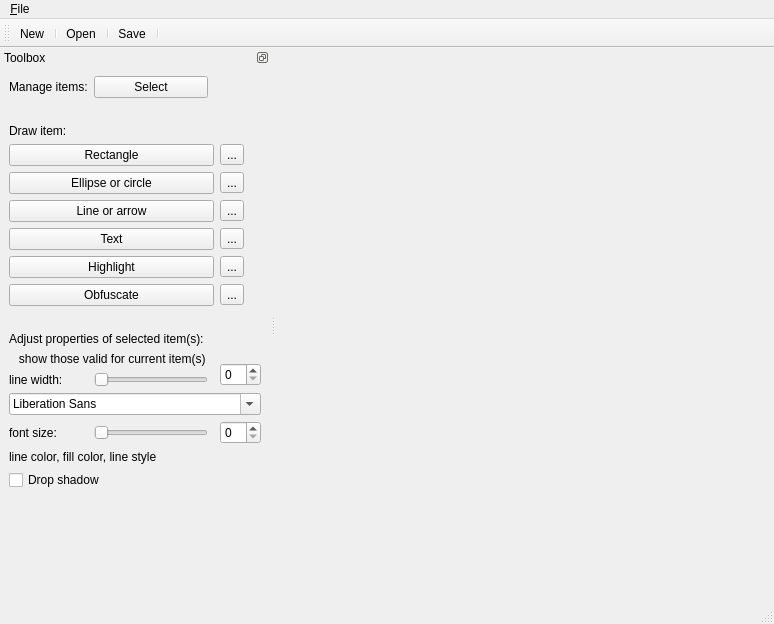
KDE/kreenshot-editor, file src/ui/mainwindow.ui: the form before one commit.
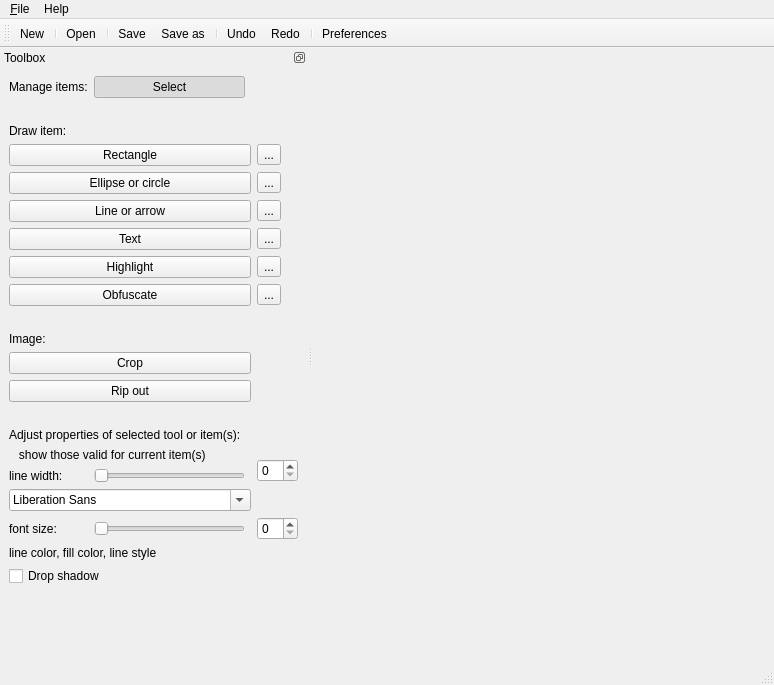
The form after the commit. Icons and pictures are not drawn.

Commit message: main window: icons and actions

Patch:
```diff
--- a/src/ui/mainwindow.ui
+++ b/src/ui/mainwindow.ui
@@ -7,7 +7,7 @@
     <x>0</x>
     <y>0</y>
     <width>774</width>
-    <height>624</height>
+    <height>685</height>
    </rect>
   </property>
   <property name="windowTitle">
@@ -33,13 +33,20 @@
     <property name="title">
      <string>&amp;File</string>
     </property>
-    <addaction name="aNew"/>
-    <addaction name="aOpen"/>
-    <addaction name="aSave"/>
+    <addaction name="actionNew"/>
+    <addaction name="actionOpen"/>
+    <addaction name="actionSave"/>
     <addaction name="separator"/>
-    <addaction name="aQuit"/>
+    <addaction name="actionQuit"/>
+   </widget>
+   <widget class="QMenu" name="menuHelp">
+    <property name="title">
+     <string>Help</string>
+    </property>
+    <addaction name="actionAbout"/>
    </widget>
    <addaction name="menu_File"/>
+   <addaction name="menuHelp"/>
   </widget>
   <widget class="QStatusBar" name="statusbar"/>
   <widget class="QToolBar" name="toolBar">
@@ -55,18 +62,23 @@
    <attribute name="toolBarBreak">
     <bool>false</bool>
    </attribute>
-   <addaction name="aNew"/>
+   <addaction name="actionNew"/>
    <addaction name="separator"/>
-   <addaction name="aOpen"/>
+   <addaction name="actionOpen"/>
    <addaction name="separator"/>
-   <addaction name="aSave"/>
+   <addaction name="actionSave"/>
+   <addaction name="actionSaveAs"/>
    <addaction name="separator"/>
+   <addaction name="actionUndo"/>
+   <addaction name="actionRedo"/>
+   <addaction name="separator"/>
+   <addaction name="actionPreferences"/>
   </widget>
   <widget class="QDockWidget" name="containerToolbox">
    <property name="minimumSize">
     <size>
-     <width>270</width>
-     <height>471</height>
+     <width>307</width>
+     <height>605</height>
     </size>
    </property>
    <property name="features">
@@ -104,10 +116,16 @@
       </widget>
      </item>
      <item row="3" column="0" colspan="3">
-      <widget class="QPushButton" name="pushButton_2">
+      <widget class="QPushButton" name="pushButtonToolRect">
        <property name="text">
         <string>Rectangle</string>
        </property>
+       <property name="icon">
+        <iconset theme="draw-rectangle"/>
+       </property>
+       <property name="checkable">
+        <bool>true</bool>
+       </property>
       </widget>
      </item>
      <item row="3" column="3">
@@ -121,10 +139,16 @@
       </widget>
      </item>
      <item row="4" column="0" colspan="3">
-      <widget class="QPushButton" name="pushButton_3">
+      <widget class="QPushButton" name="pushButtonToolEllipse">
        <property name="text">
         <string>Ellipse or circle</string>
        </property>
+       <property name="icon">
+        <iconset theme="draw-circle"/>
+       </property>
+       <property name="checkable">
+        <bool>true</bool>
+       </property>
       </widget>
      </item>
      <item row="4" column="3">
@@ -138,10 +162,16 @@
       </widget>
      </item>
      <item row="5" column="0" colspan="3">
-      <widget class="QPushButton" name="pushButton_4">
+      <widget class="QPushButton" name="pushButtonToolLine">
        <property name="text">
         <string>Line or arrow</string>
        </property>
+       <property name="icon">
+        <iconset theme="draw-arrow-forward"/>
+       </property>
+       <property name="checkable">
+        <bool>true</bool>
+       </property>
       </widget>
      </item>
      <item row="5" column="3">
@@ -155,10 +185,16 @@
       </widget>
      </item>
      <item row="6" column="0" colspan="3">
-      <widget class="QPushButton" name="pushButton_7">
+      <widget class="QPushButton" name="pushButtonToolText">
        <property name="text">
         <string>Text</string>
        </property>
+       <property name="icon">
+        <iconset theme="draw-text"/>
+       </property>
+       <property name="checkable">
+        <bool>true</bool>
+       </property>
       </widget>
      </item>
      <item row="6" column="3">
@@ -172,10 +208,16 @@
       </widget>
      </item>
      <item row="7" column="0" colspan="3">
-      <widget class="QPushButton" name="pushButton_5">
+      <widget class="QPushButton" name="pushButtonToolHighlight">
        <property name="text">
         <string>Highlight</string>
        </property>
+       <property name="icon">
+        <iconset theme="im-status-message-edit"/>
+       </property>
+       <property name="checkable">
+        <bool>true</bool>
+       </property>
       </widget>
      </item>
      <item row="7" column="3">
@@ -189,10 +231,26 @@
       </widget>
      </item>
      <item row="8" column="0" colspan="3">
-      <widget class="QPushButton" name="pushButton_6">
+      <widget class="QPushButton" name="pushButtonToolObfuscate">
        <property name="text">
         <string>Obfuscate</string>
        </property>
+       <property name="icon">
+        <iconset theme="image-missing"/>
+       </property>
+       <property name="checkable">
+        <bool>true</bool>
+       </property>
+      </widget>
+     </item>
+     <item row="16" column="3" rowspan="2">
+      <widget class="QSpinBox" name="spinBox">
+       <property name="maximumSize">
+        <size>
+         <width>150</width>
+         <height>16777215</height>
+        </size>
+       </property>
       </widget>
      </item>
      <item row="8" column="3">
@@ -221,41 +279,21 @@
        </property>
       </spacer>
      </item>
-     <item row="12" column="3" rowspan="2">
-      <widget class="QSpinBox" name="spinBox">
-       <property name="maximumSize">
-        <size>
-         <width>150</width>
-         <height>16777215</height>
-        </size>
-       </property>
-      </widget>
-     </item>
-     <item row="13" column="0">
+     <item row="17" column="0">
       <widget class="QLabel" name="label_5">
        <property name="text">
         <string>line width:</string>
        </property>
       </widget>
      </item>
-     <item row="14" column="0" colspan="4">
-      <widget class="QFontComboBox" name="fontComboBox">
-       <property name="maximumSize">
-        <size>
-         <width>300</width>
-         <height>16777215</height>
-        </size>
-       </property>
-      </widget>
-     </item>
-     <item row="15" column="0">
+     <item row="19" column="0">
       <widget class="QLabel" name="label_6">
        <property name="text">
         <string>font size:</string>
        </property>
       </widget>
      </item>
-     <item row="15" column="3">
+     <item row="19" column="3">
       <widget class="QSpinBox" name="spinBox_2">
        <property name="maximumSize">
         <size>
@@ -265,47 +303,47 @@
        </property>
       </widget>
      </item>
-     <item row="16" column="0" colspan="4">
+     <item row="20" column="0" colspan="4">
       <widget class="QLabel" name="label_7">
        <property name="text">
         <string>line color, fill color, line style</string>
        </property>
       </widget>
      </item>
-     <item row="17" column="0" colspan="3">
+     <item row="21" column="0" colspan="3">
       <widget class="QCheckBox" name="checkBox">
        <property name="text">
         <string>Drop shadow</string>
        </property>
       </widget>
      </item>
-     <item row="18" column="0">
-      <spacer name="verticalSpacer">
-       <property name="orientation">
-        <enum>Qt::Vertical</enum>
-       </property>
-       <property name="sizeHint" stdset="0">
-        <size>
-         <width>20</width>
-         <height>40</height>
-        </size>
-       </property>
-      </spacer>
-     </item>
-     <item row="10" column="0" colspan="3">
+     <item row="14" column="0" colspan="3">
       <widget class="QLabel" name="label_3">
        <property name="text">
-        <string>Adjust properties of selected item(s):</string>
+        <string>Adjust properties of selected tool or item(s):</string>
        </property>
       </widget>
      </item>
-     <item row="11" column="0" rowspan="2" colspan="3">
+     <item row="15" column="0" rowspan="2" colspan="3">
       <widget class="QLabel" name="label_4">
        <property name="text">
         <string>   show those valid for current item(s)</string>
        </property>
       </widget>
      </item>
+     <item row="22" column="0">
+      <spacer name="verticalSpacer">
+       <property name="orientation">
+        <enum>Qt::Vertical</enum>
+       </property>
+       <property name="sizeHint" stdset="0">
+        <size>
+         <width>20</width>
+         <height>40</height>
+        </size>
+       </property>
+      </spacer>
+     </item>
      <item row="0" column="0">
       <widget class="QLabel" name="label_2">
        <property name="text">
@@ -314,30 +352,86 @@
       </widget>
      </item>
      <item row="0" column="1">
-      <widget class="QPushButton" name="pushButton">
+      <widget class="QPushButton" name="pushButtonToolSelect">
        <property name="text">
         <string>Select</string>
        </property>
+       <property name="icon">
+        <iconset theme="edit-select"/>
+       </property>
+       <property name="checkable">
+        <bool>true</bool>
+       </property>
+       <property name="checked">
+        <bool>true</bool>
+       </property>
       </widget>
      </item>
-     <item row="13" column="1">
+     <item row="17" column="1">
       <widget class="QSlider" name="horizontalSlider">
        <property name="orientation">
         <enum>Qt::Horizontal</enum>
        </property>
       </widget>
      </item>
-     <item row="15" column="1">
+     <item row="19" column="1">
       <widget class="QSlider" name="horizontalSlider_2">
        <property name="orientation">
         <enum>Qt::Horizontal</enum>
        </property>
       </widget>
      </item>
+     <item row="10" column="0">
+      <widget class="QLabel" name="label_8">
+       <property name="text">
+        <string>Image:</string>
+       </property>
+      </widget>
+     </item>
+     <item row="11" column="0" colspan="3">
+      <widget class="QPushButton" name="pushButton">
+       <property name="text">
+        <string>Crop</string>
+       </property>
+      </widget>
+     </item>
+     <item row="13" column="0">
+      <spacer name="verticalSpacer_4">
+       <property name="orientation">
+        <enum>Qt::Vertical</enum>
+       </property>
+       <property name="sizeType">
+        <enum>QSizePolicy::Fixed</enum>
+       </property>
+       <property name="sizeHint" stdset="0">
+        <size>
+         <width>20</width>
+         <height>20</height>
+        </size>
+       </property>
+      </spacer>
+     </item>
+     <item row="18" column="0" colspan="3">
+      <widget class="QFontComboBox" name="fontComboBox">
+       <property name="maximumSize">
+        <size>
+         <width>300</width>
+         <height>16777215</height>
+        </size>
+       </property>
+      </widget>
+     </item>
+     <item row="12" column="0" colspan="3">
+      <widget class="QPushButton" name="pushButton_2">
+       <property name="text">
+        <string>Rip out</string>
+       </property>
+      </widget>
+     </item>
     </layout>
    </widget>
   </widget>
-  <action name="aOpen">
+  <action name="actionOpen">
    <property name="icon">
     <iconset theme="document-open">
      <normaloff/>
@@ -350,7 +444,7 @@
     <string>Ctrl+O</string>
    </property>
   </action>
-  <action name="aNew">
+  <action name="actionNew">
    <property name="icon">
     <iconset theme="document-new">
      <normaloff/>
@@ -363,7 +457,7 @@
     <string>Ctrl+N</string>
    </property>
   </action>
-  <action name="aQuit">
+  <action name="actionQuit">
    <property name="icon">
     <iconset theme="application-exit">
      <normaloff/>
@@ -376,7 +470,7 @@
     <string>Ctrl+Q</string>
    </property>
   </action>
-  <action name="aSave">
+  <action name="actionSave">
    <property name="icon">
     <iconset theme="document-save">
      <normaloff/>
@@ -392,14 +486,50 @@
     <string>Ctrl+S</string>
    </property>
   </action>
-  <action name="aPreview">
+  <action name="actionSaveAs">
    <property name="icon">
-    <iconset theme="application-pdf">
-     <normaloff/>
-    </iconset>
+    <iconset theme="document-save-as"/>
    </property>
    <property name="text">
-    <string>Preview</string>
+    <string>Save as...</string>
+   </property>
+   <property name="shortcut">
+    <string>Ctrl+Shift+S</string>
+   </property>
+  </action>
+  <action name="actionUndo">
+   <property name="icon">
+    <iconset theme="edit-undo"/>
+   </property>
+   <property name="text">
+    <string>Undo</string>
+   </property>
+   <property name="shortcut">
+    <string>Ctrl+Z</string>
+   </property>
+  </action>
+  <action name="actionRedo">
+   <property name="icon">
+    <iconset theme="edit-redo"/>
+   </property>
+   <property name="text">
+    <string>Redo</string>
+   </property>
+   <property name="shortcut">
+    <string>Ctrl+Y</string>
+   </property>
+  </action>
+  <action name="actionAbout">
+   <property name="text">
+    <string>About</string>
+   </property>
+  </action>
+  <action name="actionPreferences">
+   <property name="icon">
+    <iconset theme="configure"/>
+   </property>
+   <property name="text">
+    <string>Preferences</string>
    </property>
   </action>
  </widget>
```
Left out of the diff: 2 changed lines with no effect on the pictures.
